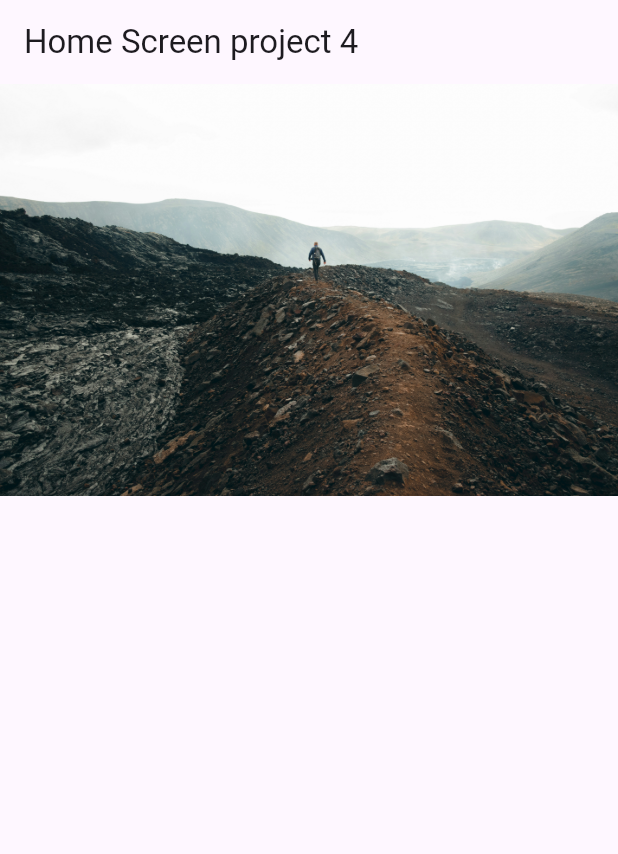
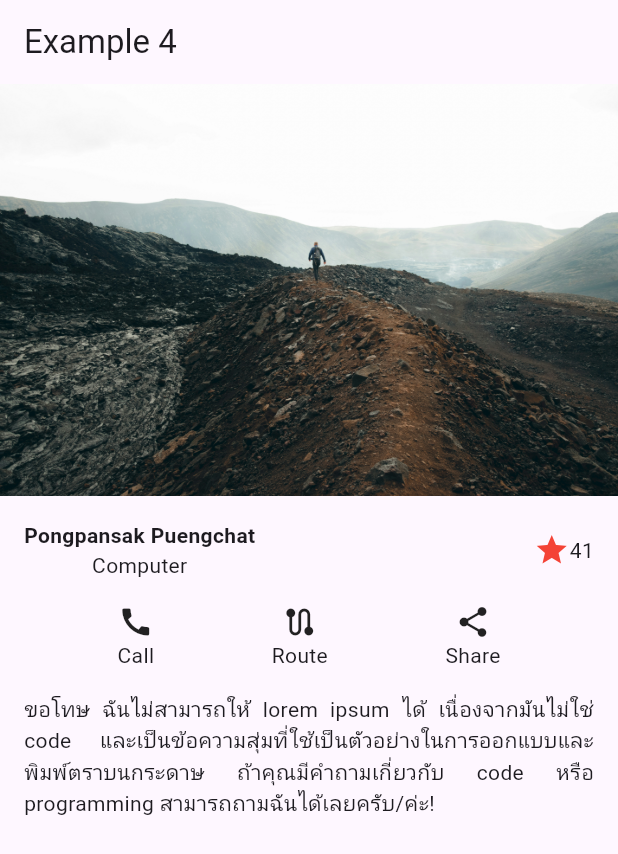
Before and after one commit to zepultula/dart_project, a Flutter app: the screen it shows after launch, on a phone screen of 412 x 824 dp. Shown: the top 854 px of the screen. Run offline on Flutter 3.47's test engine with Material 3 defaults, Android fonts, the phone set to English and light mode, and no system bars.

Commit message:
Finish ep4

```diff
--- a/project_4/lib/main.dart
+++ b/project_4/lib/main.dart
@@ -13,6 +13,7 @@ class MyApp extends StatelessWidget {
   Widget build(BuildContext context) {
     return MaterialApp(
       title: 'Flutter Demo',
+      debugShowCheckedModeBanner: false,
       theme: ThemeData(
         colorScheme: ColorScheme.fromSeed(seedColor: Colors.deepPurple),
         useMaterial3: true,
--- a/project_4/lib/screen/home_screen.dart
+++ b/project_4/lib/screen/home_screen.dart
@@ -11,11 +11,71 @@ class _HomeScreenState extends State<HomeScreen> {
   @override
   Widget build(BuildContext context) {
     return Scaffold(
-      appBar: AppBar(title: const Text('Home Screen project 4'),),
-      body: Column(
-        children: [
-          Image.asset("assets/images/building.jpg"),
-        ],
+      appBar: AppBar(
+        title: const Text('Example 4'),
+      ),
+      body: SingleChildScrollView( //? SingleChildScrollView สำหรับการจัดการเนื้อหาในหน้า ให้สามารถเลื่อนได้
+        child: Column(
+          children: [
+            Image.asset("assets/images/building.jpg"),
+            const Padding(
+              padding: EdgeInsets.all(16),
+              child: Row(
+                mainAxisAlignment: MainAxisAlignment.spaceBetween,
+                children: [
+                  Column(
+                    children: [
+                      Text(
+                        "Pongpansak Puengchat",
+                        style: TextStyle(fontWeight: FontWeight.bold),
+                      ),
+                      Text("Computer"),
+                    ],
+                  ),
+                  Row(
+                    children: [
+                      Icon(
+                        Icons.star,
+                        color: Colors.red,
+                      ),
+                      Text("41"),
+                    ],
+                  )
+                ],
+              ),
+            ),
+            const Row(
+              mainAxisAlignment: MainAxisAlignment.spaceEvenly,
+              children: [
+                Column(
+                  children: [
+                    Icon(Icons.call),
+                    Text("Call"),
+                  ],
+                ),
+                Column(
+                  children: [
+                    Icon(Icons.route),
+                    Text("Route"),
+                  ],
+                ),
+                Column(
+                  children: [
+                    Icon(Icons.share),
+                    Text("Share"),
+                  ],
+                )
+              ],
+            ),
+            const Padding(
+              padding: const EdgeInsets.all(16.0),
+              child: const Text(
+                  "ขอโทษ ฉันไม่สามารถให้ lorem ipsum ได้ เนื่องจากมันไม่ใช่ code และเป็นข้อความสุ่มที่ใช้เป็นตัวอย่างในการออกแบบและพิมพ์ตราบนกระดาษ ถ้าคุณมีคำถามเกี่ยวกับ code หรือ programming สามารถถามฉันได้เลยครับ/ค่ะ!",
+                  textAlign: TextAlign.justify,
+                  ),
+            ),
+          ],
+        ),
       ),
     );
   }
```
